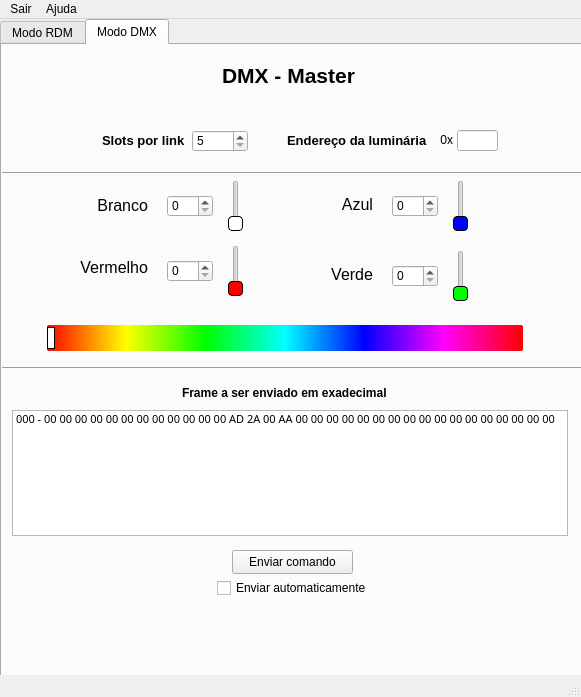
This is development/RDM_DMX_Master.ui in GuilhermeRS11/GUI_RDM_DMX_Master as Qt 5 draws it before an edit. The edited form follows.
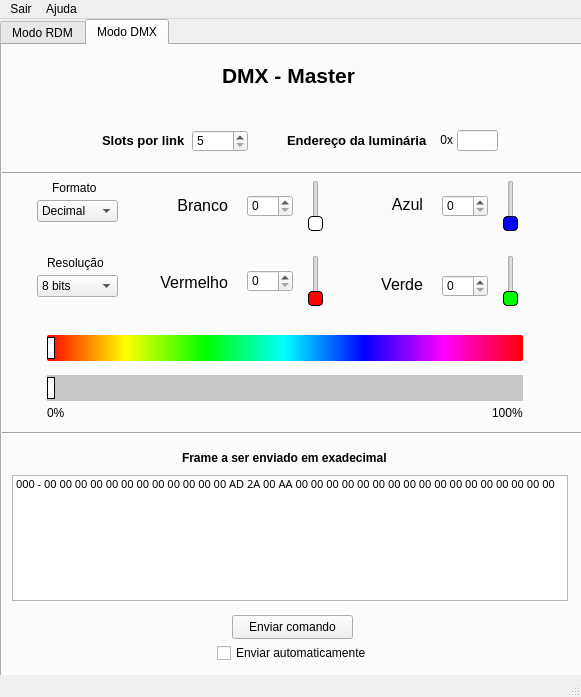
This is the edited form. The open tabs and pages were chosen to show the change. Icons and pictures are not drawn.

Commit message: frontend - adição de slider brightness e combo resolução e formato

What changed in the file:
```diff
--- a/development/RDM_DMX_Master.ui
+++ b/development/RDM_DMX_Master.ui
@@ -2357,8 +2357,8 @@
      <widget class="QLabel" name="label_14">
       <property name="geometry">
        <rect>
-        <x>325</x>
-        <y>220</y>
+        <x>375</x>
+        <y>230</y>
         <width>46</width>
         <height>20</height>
        </rect>
@@ -2376,7 +2376,7 @@
      <widget class="QSpinBox" name="blue_dmx_box">
       <property name="geometry">
        <rect>
-        <x>390</x>
+        <x>440</x>
         <y>150</y>
         <width>46</width>
         <height>22</height>
@@ -2390,7 +2390,7 @@
       <property name="geometry">
        <rect>
         <x>230</x>
-        <y>505</y>
+        <y>570</y>
         <width>121</width>
         <height>24</height>
        </rect>
@@ -2402,8 +2402,8 @@
      <widget class="QSpinBox" name="green_dmx_box">
       <property name="geometry">
        <rect>
-        <x>390</x>
-        <y>220</y>
+        <x>440</x>
+        <y>230</y>
         <width>46</width>
         <height>22</height>
        </rect>
@@ -2415,8 +2415,8 @@
      <widget class="QSpinBox" name="red_dmx_box">
       <property name="geometry">
        <rect>
-        <x>165</x>
-        <y>215</y>
+        <x>245</x>
+        <y>225</y>
         <width>46</width>
         <height>22</height>
        </rect>
@@ -2428,7 +2428,7 @@
      <widget class="QLabel" name="label_7">
       <property name="geometry">
        <rect>
-        <x>335</x>
+        <x>385</x>
         <y>150</y>
         <width>36</width>
         <height>20</height>
@@ -2447,7 +2447,7 @@
      <widget class="QLabel" name="label_16">
       <property name="geometry">
        <rect>
-        <x>85</x>
+        <x>165</x>
         <y>145</y>
         <width>61</width>
         <height>31</height>
@@ -2513,8 +2513,8 @@
      <widget class="QLabel" name="label_18">
       <property name="geometry">
        <rect>
-        <x>75</x>
-        <y>205</y>
+        <x>155</x>
+        <y>220</y>
         <width>71</width>
         <height>36</height>
        </rect>
@@ -2532,7 +2532,7 @@
      <widget class="QSpinBox" name="white_dmx_box">
       <property name="geometry">
        <rect>
-        <x>165</x>
+        <x>245</x>
         <y>150</y>
         <width>46</width>
         <height>22</height>
@@ -2564,7 +2564,7 @@
      <widget class="QSlider" name="white_dmx_slider">
       <property name="geometry">
        <rect>
-        <x>225</x>
+        <x>305</x>
         <y>135</y>
         <width>18</width>
         <height>51</height>
@@ -2594,8 +2594,8 @@
      <widget class="QSlider" name="green_dmx_slider">
       <property name="geometry">
        <rect>
-        <x>450</x>
-        <y>205</y>
+        <x>500</x>
+        <y>210</y>
         <width>18</width>
         <height>51</height>
        </rect>
@@ -2624,8 +2624,8 @@
      <widget class="QSlider" name="red_dmx_slider">
       <property name="geometry">
        <rect>
-        <x>225</x>
-        <y>200</y>
+        <x>305</x>
+        <y>210</y>
         <width>18</width>
         <height>51</height>
        </rect>
@@ -2657,7 +2657,7 @@
      <widget class="QSlider" name="blue_dmx_slider">
       <property name="geometry">
        <rect>
-        <x>450</x>
+        <x>500</x>
         <y>135</y>
         <width>18</width>
         <height>51</height>
@@ -2688,7 +2688,7 @@
       <property name="geometry">
        <rect>
         <x>45</x>
-        <y>280</y>
+        <y>290</y>
         <width>476</width>
         <height>26</height>
        </rect>
@@ -2737,7 +2737,7 @@
       <property name="geometry">
        <rect>
         <x>215</x>
-        <y>530</y>
+        <y>595</y>
         <width>151</width>
         <height>26</height>
        </rect>
@@ -2750,7 +2750,7 @@
       <property name="geometry">
        <rect>
         <x>-5</x>
-        <y>315</y>
+        <y>380</y>
         <width>591</width>
         <height>16</height>
        </rect>
@@ -2795,7 +2795,7 @@
       <property name="geometry">
        <rect>
         <x>180</x>
-        <y>340</y>
+        <y>405</y>
         <width>206</width>
         <height>16</height>
        </rect>
@@ -2832,7 +2832,7 @@
       <property name="geometry">
        <rect>
         <x>10</x>
-        <y>365</y>
+        <y>430</y>
         <width>556</width>
         <height>126</height>
        </rect>
@@ -2867,6 +2867,155 @@
        <number>513</number>
       </property>
      </widget>
+     <widget class="QComboBox" name="formatValues">
+      <property name="geometry">
+       <rect>
+        <x>35</x>
+        <y>155</y>
+        <width>81</width>
+        <height>22</height>
+       </rect>
+      </property>
+      <item>
+       <property name="text">
+        <string>Decimal</string>
+       </property>
+      </item>
+      <item>
+       <property name="text">
+        <string>Hexadecimal</string>
+       </property>
+      </item>
+      <item>
+       <property name="text">
+        <string>Percentual</string>
+       </property>
+      </item>
+     </widget>
+     <widget class="QComboBox" name="resolutionValues">
+      <property name="geometry">
+       <rect>
+        <x>35</x>
+        <y>230</y>
+        <width>81</width>
+        <height>22</height>
+       </rect>
+      </property>
+      <item>
+       <property name="text">
+        <string>8 bits</string>
+       </property>
+      </item>
+      <item>
+       <property name="text">
+        <string>16 bits</string>
+       </property>
+      </item>
+     </widget>
+     <widget class="QLabel" name="formatLabel">
+      <property name="geometry">
+       <rect>
+        <x>50</x>
+        <y>135</y>
+        <width>49</width>
+        <height>16</height>
+       </rect>
+      </property>
+      <property name="text">
+       <string>Formato</string>
+      </property>
+     </widget>
+     <widget class="QLabel" name="resolutionLabel">
+      <property name="geometry">
+       <rect>
+        <x>45</x>
+        <y>210</y>
+        <width>56</width>
+        <height>16</height>
+       </rect>
+      </property>
+      <property name="text">
+       <string>Resolução</string>
+      </property>
+     </widget>
+     <widget class="QSlider" name="brightness_slider">
+      <property name="geometry">
+       <rect>
+        <x>45</x>
+        <y>330</y>
+        <width>476</width>
+        <height>26</height>
+       </rect>
+      </property>
+      <property name="cursor">
+       <cursorShape>OpenHandCursor</cursorShape>
+      </property>
+      <property name="styleSheet">
+       <string notr="true">QSlider::handle:horizontal
+{
+    background: rgb(255, 255, 255);
+    width: 6px;
+    height: 12px;
+	margin: 2px 0px;
+    border-radius: 7px;
+    border: 1px solid rgb(0, 0, 0);
+}
+QSlider::groove:horizontal
+{
+	background: rgb(200, 200, 200)
+}
+
+
+
+
+</string>
+      </property>
+      <property name="orientation">
+       <enum>Qt::Horizontal</enum>
+      </property>
+     </widget>
+     <widget class="QLabel" name="lampIcon">
+      <property name="geometry">
+       <rect>
+        <x>10</x>
+        <y>330</y>
+        <width>26</width>
+        <height>26</height>
+       </rect>
+      </property>
+      <property name="styleSheet">
+       <string notr="true">image: url(:/newPrefix/images/lamp.png);</string>
+      </property>
+      <property name="text">
+       <string/>
+      </property>
+     </widget>
+     <widget class="QLabel" name="label_8">
+      <property name="geometry">
+       <rect>
+        <x>45</x>
+        <y>360</y>
+        <width>26</width>
+        <height>16</height>
+       </rect>
+      </property>
+      <property name="text">
+       <string>0%</string>
+      </property>
+     </widget>
+     <widget class="QLabel" name="label_60">
+      <property name="geometry">
+       <rect>
+        <x>490</x>
+        <y>360</y>
+        <width>31</width>
+        <height>16</height>
+       </rect>
+      </property>
+      <property name="text">
+       <string>100%</string>
+      </property>
+     </widget>
     </widget>
    </widget>
   </widget>
```
Left out of the diff: 6 changed lines with no effect on the pictures. The commit also changes 8 other files.
